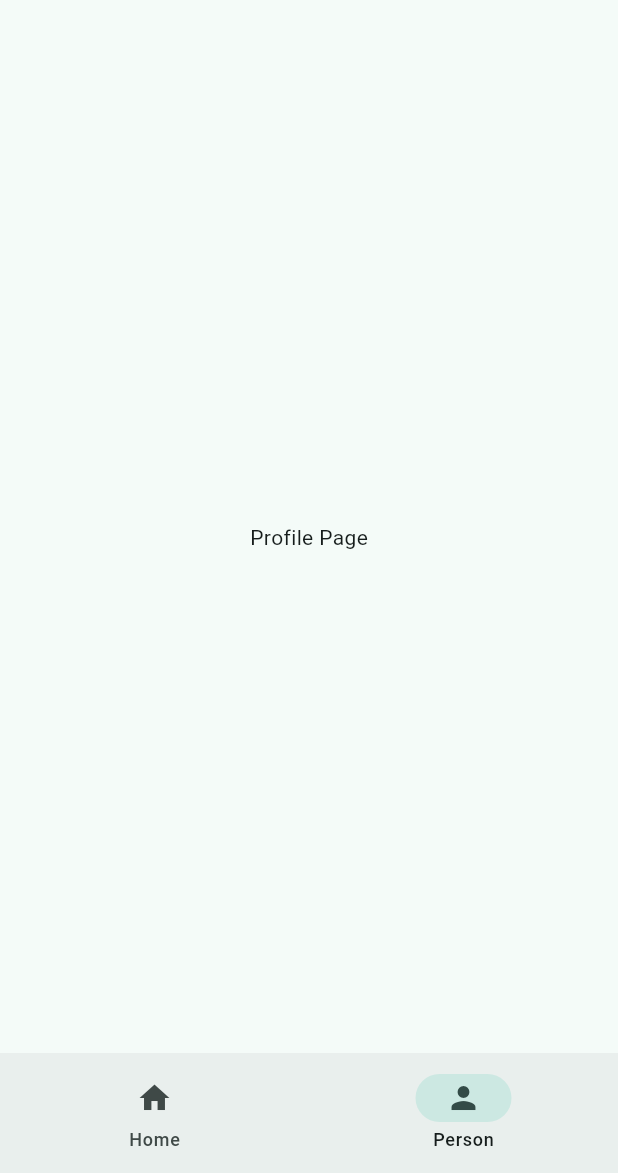
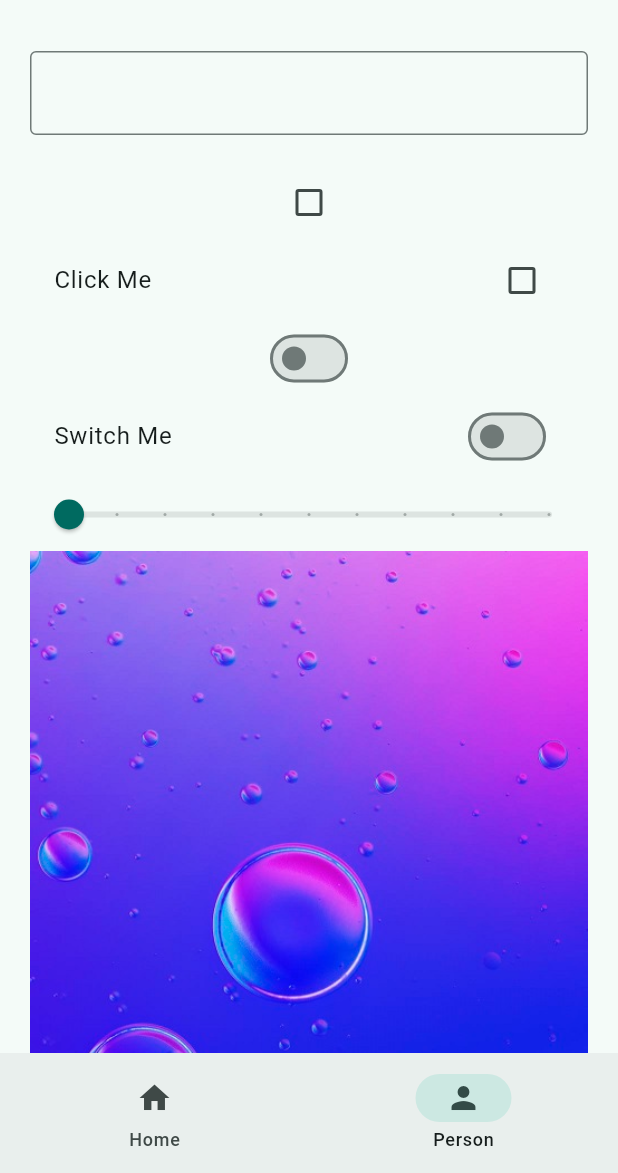
Before and after one commit to macwindow10/ultimate_flutter_app, a Flutter app: the screen it shows after launch, item 2 of the bottom bar chosen, on a phone screen of 412 x 824 dp, the part 63-1236 px from its top. Run offline on Flutter 3.47's test engine with Material 3 defaults, Android fonts, the phone set to English and light mode, and no system bars.

Commit message:
form controls

```diff
--- a/lib/views/pages/profile_page.dart
+++ b/lib/views/pages/profile_page.dart
@@ -1,12 +1,102 @@
 import 'package:flutter/material.dart';
 
-class ProfilePage extends StatelessWidget {
+class ProfilePage extends StatefulWidget {
   const ProfilePage({super.key});
 
   @override
+  State<ProfilePage> createState() => _ProfilePageState();
+}
+
+class _ProfilePageState extends State<ProfilePage> {
+  TextEditingController controller = TextEditingController();
+  bool? isChecked = false;
+  bool isSwitched = false;
+  double sliderValue = 0.0;
+  @override
   Widget build(BuildContext context) {
-    return const Center(
-      child: Text('Profile Page'),
+    return SingleChildScrollView(
+      child: Padding(
+        padding: const EdgeInsets.all(20.0),
+        child: Column(
+          children: [
+            TextField(
+              controller: controller,
+              decoration: InputDecoration(border: OutlineInputBorder()),
+              onEditingComplete: () {},
+            ),
+            Text(controller.text),
+            Checkbox.adaptive(
+              value: isChecked,
+              tristate: true,
+              onChanged: (bool? value) {
+                setState(() {
+                  isChecked = value;
+                });
+              },
+            ),
+            CheckboxListTile.adaptive(
+              value: isChecked,
+              tristate: true,
+              title: const Text('Click Me'),
+              onChanged: (bool? value) {
+                setState(() {
+                  isChecked = value;
+                });
+              },
+            ),
+            Switch.adaptive(
+              value: isSwitched,
+              onChanged: (bool value) {
+                setState(() {
+                  isSwitched = value;
+                });
+              },
+            ),
+            SwitchListTile.adaptive(
+                value: isSwitched,
+                title: const Text('Switch Me'),
+                onChanged: (bool value) {
+                  setState(() {
+                    isSwitched = value;
+                  });
+                }),
+            Slider.adaptive(
+              value: sliderValue,
+              max: 10,
+              divisions: 10,
+              onChanged: (double value) {
+                setState(() {
+                  sliderValue = value;
+                });
+                print(sliderValue);
+              },
+            ),
+            GestureDetector(
+                onTap: () {
+                  print('image clicked');
+                },
+                child: Image.asset('assets/images/bg.jpg')),
+            InkWell(
+              splashColor: Colors.tealAccent,
+              onTap: () {
+                print('inkwell clicked');
+              },
+              child: Container(
+                height: 200,
+                width: double.infinity,
+                color: Colors.lightBlueAccent,
+              ),
+            ),
+            ElevatedButton(
+                onPressed: () {
+                  print('button clicked');
+                },
+                child: const Text('Click Me')),
+            BackButton(),
+            CloseButton(),
+          ],
+        ),
+      ),
     );
   }
 }
```
